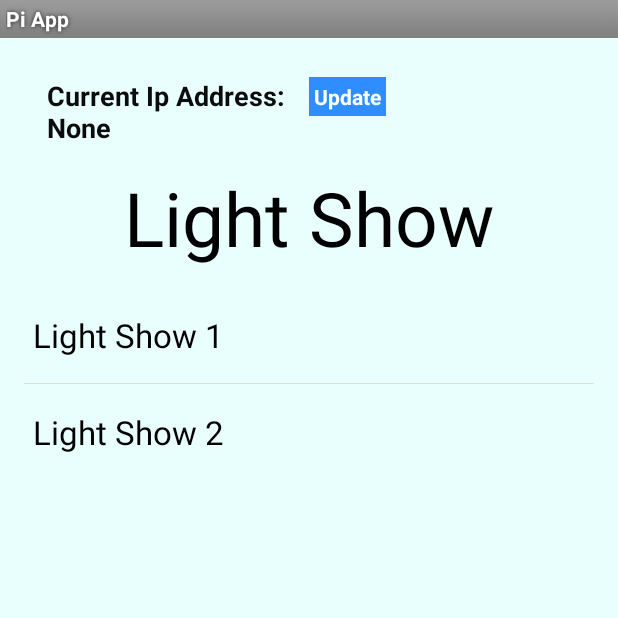
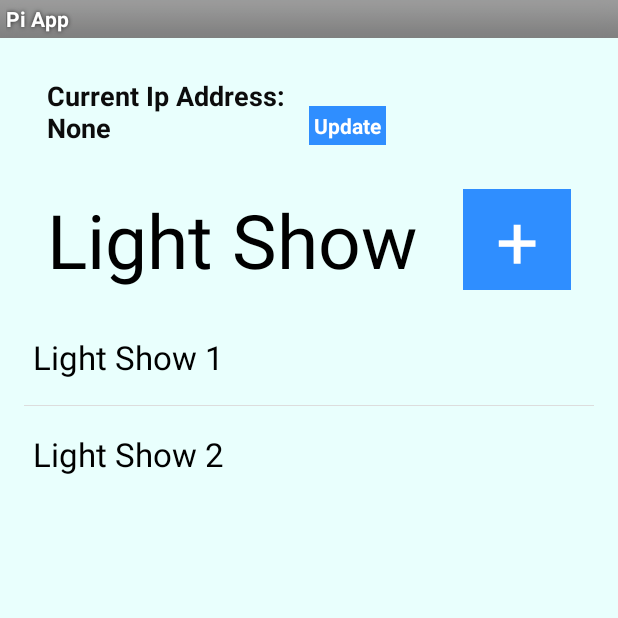
Before and after one commit to emseibert/webandmobile, an Android app: the screen it shows after launch (MainActivity), after a tap on "Light Show 1", on a phone screen of 412 x 824 dp, the top half of it. Run offline under Robolectric (Android 15) with nearby library versions, the phone set to English and light mode, and no system bars; libraries missing offline, so code that uses them is left out: com.hmkcode.http; 1 statement that could not run was skipped.

Commit message:
finished add activity, fixed posts and list

```diff
--- a/app/src/main/AndroidManifest.xml
+++ b/app/src/main/AndroidManifest.xml
@@ -22,7 +22,7 @@
         </activity>
         <activity
             android:name=".AddLightShow"
-            android:label="@string/title_activity_add_light_show"
+            android:label="Add Light Show"
             >
 
         </activity>
--- a/app/src/main/java/cs4720/virginia/cs/edu/piapp/MainActivity.java
+++ b/app/src/main/java/cs4720/virginia/cs/edu/piapp/MainActivity.java
@@ -7,6 +7,8 @@ import android.content.DialogInterface;
 import android.database.Cursor;
 import android.database.sqlite.SQLiteDatabase;
 import android.graphics.Color;
+import android.net.ConnectivityManager;
+import android.net.NetworkInfo;
 import android.os.Bundle;
 import android.view.View;
 import android.widget.AdapterView;
@@ -16,6 +18,7 @@ import android.widget.EditText;
 import android.widget.ListView;
 import android.widget.TextView;
 import android.widget.Toast;
+import android.content.Intent;
 
 import com.hmkcode.http.HttpHandler;
 
@@ -47,6 +50,10 @@ public class MainActivity extends Activity  {
         setContentView(R.layout.activity_main);
         this.activity = this;
         setButtonListeners();
+        if (isConnected()) {
+//            TextView tx = (TextView) findViewById(R.id.textView2);
+//            tx.setBackgroundColor(Color.GREEN);
+        }
         populateList();
     }
 
@@ -65,8 +72,8 @@ public class MainActivity extends Activity  {
 
 
     private void populateList() {
-        addToDB("hi there", "testing name");
-        clearDB(); //if you remove this method, 'testing name' will show instead of fake data
+        //addToDB("hi there", "testing name");
+        //clearDB(); //if you remove this method, 'testing name' will show instead of fake data
         FeedReaderDbHelper mDbHelper = new FeedReaderDbHelper(getBaseContext());
         SQLiteDatabase db = mDbHelper.getWritableDatabase();
         String[] projection = {COLUMN_NAME_TITLE, COLUMN_NAME_JSON};
@@ -95,17 +102,17 @@ public class MainActivity extends Activity  {
                 String[] projection = {COLUMN_NAME_TITLE, COLUMN_NAME_JSON};
                 String sortOrder =COLUMN_NAME_TITLE + " DESC";
                 Cursor c = db.query(TABLE_NAME, projection, null, null, null, null, sortOrder);
-                JSONObject json;
+                String json;
                 if (c.getCount() > 0) {
                     c.moveToPosition(position);
-                    json = parseJson(c.getString(1));
+                    json = c.getString(1);
                 } else {
-                    json = new JSONObject();
-                    try {
-                        json.put("test", "one");
-                    } catch (JSONException e) {
-                        e.printStackTrace();
-                    }
+                    json = "";
+//                    try {
+//                        //json.put("test", "one");
+//                    } catch (JSONException e) {
+//                        e.printStackTrace();
+//                    }
                 }
 
                 makePostRequest(json);
@@ -117,37 +124,40 @@ public class MainActivity extends Activity  {
     }
 
     public JSONObject parseJson(String json) {
+
+        try {
+            return new JSONObject(json);
+        } catch (JSONException e) {
+            e.printStackTrace();
+        }
         return new JSONObject();
     }
 
-    public void makePostRequest(JSONObject json) {
+    public boolean isConnected(){
+    ConnectivityManager connMgr = (ConnectivityManager) getSystemService(Activity.CONNECTIVITY_SERVICE);
+    NetworkInfo networkInfo = connMgr.getActiveNetworkInfo();
+    if (networkInfo != null && networkInfo.isConnected())
+        return true;
+    else
+        return false;
+    }
+
+    public void makePostRequest(final String json) {
         new HttpHandler() {
             @Override
             public HttpUriRequest getHttpRequestMethod() {
                 TextView tx = (TextView) findViewById(R.id.textView);
                 String url = tx.getText().toString().split("Current Ip Address: ")[1];
-                HttpPost p = new HttpPost("http://" + url + "/rpi");
+                //HttpPost p = new HttpPost("http://" + url + "/rpi");
+                HttpPost p = new HttpPost("http://requestb.in/1jfmjcw1");
                 p.addHeader("Content-type", "application/json");
 
+
                 try {
-
-                    JSONObject lightId = new JSONObject();
-                    lightId.put("lightId", 1);
-                    lightId.put("red", Color.red(255));
-                    lightId.put("green", Color.green(0));
-                    lightId.put("blue", Color.blue(0));
-                    lightId.put("intensity", 30);
-                    JSONArray lights = new JSONArray();
-                    lights.put(lightId);
-                    JSONObject main = new JSONObject();
-                    main.put("lights", lights);
-                    main.put("propagate", true);
-                    StringEntity se = new StringEntity(main.toString());
+                    StringEntity se = new StringEntity(json);
                     se.setContentType(new BasicHeader(HTTP.CONTENT_TYPE,"application/json"));
                     p.setEntity(se);
                 } catch (UnsupportedEncodingException e) {
-                    e.printStackTrace();
-                } catch (JSONException e) {
                     e.printStackTrace();
                 }
 
@@ -170,7 +180,7 @@ public class MainActivity extends Activity  {
             return fake_data;
         } else {
             for (int i = 0; i < numOfRows; i++) {
-                c.moveToPosition(0);
+                c.moveToPosition(i);
                 names.add(c.getString(0));
             }
 
@@ -210,8 +220,65 @@ public class MainActivity extends Activity  {
 
     private void addLightShow(View v) {
         //add connection to kristen's add light show activity
+        Intent someName = new Intent(this, AddLightShow.class);
+        startActivity(someName);
     }
 
+    @Override
+    public void onResume() {
+        super.onResume();  // Always call the superclass method first
+
+        //Update List from Database
+        FeedReaderDbHelper mDbHelper = new FeedReaderDbHelper(getBaseContext());
+        SQLiteDatabase db = mDbHelper.getWritableDatabase();
+        String[] projection = {COLUMN_NAME_TITLE, COLUMN_NAME_JSON};
+        String sortOrder =COLUMN_NAME_TITLE + " DESC";
+        Cursor c = db.query(TABLE_NAME, projection, null, null, null, null, sortOrder);
+        final ListView listView = (ListView) findViewById(R.id.list);
+        int numOfRows = c.getCount();
+        String[] list_values = getNames(numOfRows, c);
+        c.close();
+        db.close();
+        ArrayAdapter<String> adapter = new ArrayAdapter<String>(this,
+                android.R.layout.simple_list_item_1, android.R.id.text1, list_values);
+
+        listView.setAdapter(adapter);
+        listView.setOnItemClickListener(new AdapterView.OnItemClickListener() {
+
+            @Override
+            public void onItemClick(AdapterView<?> parent, View view, int position, long id) {
+                int itemPosition = position;
+                String itemValue = (String) listView.getItemAtPosition(position);
+                Toast.makeText(getApplicationContext(), "Now Showing: " + itemValue, Toast.LENGTH_LONG)
+                        .show();
+                FeedReaderDbHelper mDbHelper = new FeedReaderDbHelper(getBaseContext());
+                SQLiteDatabase db = mDbHelper.getWritableDatabase();
+
+                String[] projection = {COLUMN_NAME_TITLE, COLUMN_NAME_JSON};
+                String sortOrder =COLUMN_NAME_TITLE + " DESC";
+                Cursor c = db.query(TABLE_NAME, projection, null, null, null, null, sortOrder);
+                String json;
+                if (c.getCount() > 0) {
+                    c.moveToPosition(position);
+                    json = c.getString(1);
+                } else {
+                    json = "";
+//                    try {
+//                        json.put("test", "one");
+//                    } catch (JSONException e) {
+//                        e.printStackTrace();
+//                    }
+                }
+
+                makePostRequest(json);
+
+                c.close();
+                db.close();
+            }
+        });
+
+
+    }
 
     private void openIpDialog(View view) {
         AlertDialog.Builder alertDialogBuilder = new AlertDialog.Builder(MainActivity.this);
--- a/app/src/main/res/layout/activity_main.xml
+++ b/app/src/main/res/layout/activity_main.xml
@@ -6,21 +6,20 @@
     android:paddingBottom="@dimen/activity_vertical_margin" tools:context=".MainActivity"
     android:background="#ffe9fffd">
 
-    <FrameLayout
+    <!--<FrameLayout-->
+        <!--android:layout_width="fill_parent"-->
+        <!--android:layout_height="fill_parent"-->
+        <!--android:id="@+id/layout"-->
+        <!--android:background="#ffe9fffd">-->
+
+        <LinearLayout
+            android:orientation="vertical"
             android:layout_width="fill_parent"
-        android:layout_height="fill_parent"
-        android:id="@+id/layout"
-        android:background="#ffe9fffd">
+            android:layout_height="fill_parent">
 
-        <TextView
-            android:layout_width="wrap_content"
-            android:layout_height="wrap_content"
-            android:layout_marginTop="70dp"
-            android:textAppearance="?android:attr/textAppearanceLarge"
-            android:text="@string/lightshow"
-            android:id="@+id/textView2"
-            android:layout_gravity="center_horizontal|top"
-            android:textSize="50dp" />
+            <RelativeLayout
+                android:layout_width="fill_parent"
+                android:layout_height="wrap_content">
 
                 <TextView android:text="@string/ipAddr" android:layout_width="174dp"
                     android:layout_height="59dp"
@@ -35,19 +34,11 @@
                     android:textAppearance="?android:attr/textAppearanceMedium"
                     android:layout_gravity="left|top" />
 
-        <ListView
-            android:id="@+id/list"
-            android:layout_marginTop="150dp"
-            android:layout_height="wrap_content"
-            android:layout_width="match_parent">
-        </ListView>
-
                 <Button android:id="@+id/popupbutton"
                     android:layout_width="wrap_content"
-            android:layout_marginTop="10dp"
+
                     android:layout_marginLeft="190dp"
                     android:layout_height="wrap_content"
-            android:layout_centerHorizontal="true"
                     android:layout_centerVertical="true"
                     android:text="Update"
                     android:layout_gravity="left|top"
@@ -57,20 +48,55 @@
                     android:background="#ff2f8eff"
                     android:textColor="#ffffffff"
                     android:padding="3dp" />
+            </RelativeLayout>
+
+            <RelativeLayout
+                android:layout_width="fill_parent"
+                android:layout_height="wrap_content">
+
+                <LinearLayout
+                    android:orientation="horizontal"
+                    android:layout_width="wrap_content"
+                    android:layout_height="80dp"
+                    android:layout_centerInParent="true">
+
+                    <TextView
+                        android:layout_width="wrap_content"
+                        android:layout_height="wrap_content"
+                        android:textAppearance="?android:attr/textAppearanceLarge"
+                        android:text="@string/lightshow"
+                        android:id="@+id/textView2"
+                        android:layout_gravity="center_horizontal|top"
+                        android:textSize="50dp"
+                        android:layout_marginRight="15dp" />
+
 
                     <Button
                         android:layout_width="72dp"
                         android:layout_height="wrap_content"
                         android:text="@string/add_new_light"
-            android:layout_marginLeft="530dp"
-            android:layout_marginTop="70dp"
+                        android:layout_marginLeft="15dp"
                         android:id="@+id/button_add_new_light"
                         android:layout_gravity="left|top"
                         android:textSize="50dp"
                         android:background="#ff2f8eff"
                         android:textColor="#ffffff" />
+                </LinearLayout>
+            </RelativeLayout>
+
+            <RelativeLayout
+                android:layout_width="fill_parent"
+                android:layout_height="fill_parent">
+
+                <ListView
+                    android:id="@+id/list"
+                    android:layout_height="wrap_content"
+                    android:layout_width="match_parent">
+                </ListView>
+            </RelativeLayout>
+        </LinearLayout>
 
 
-    </FrameLayout>
+    <!--</FrameLayout>-->
 
 </FrameLayout>
--- a/app/src/main/res/values/strings.xml
+++ b/app/src/main/res/values/strings.xml
@@ -6,5 +6,6 @@
     <string name="submit">Change Pi Color</string>
     <string name="lightshow">Light Show</string>
     <string name="add_new_light">+</string>
+    <string name="action_settings">Settings</string>
 
 </resources>
```
Also changed, not shown: app/src/main/java/cs4720/virginia/cs/edu/piapp/AddLightShow.java (+122 -6 lines), app/src/main/res/layout/activity_add_light_show.xml (+7 -33 lines), 3 other files. Lines whose indentation alone changed are shown as unchanged.
